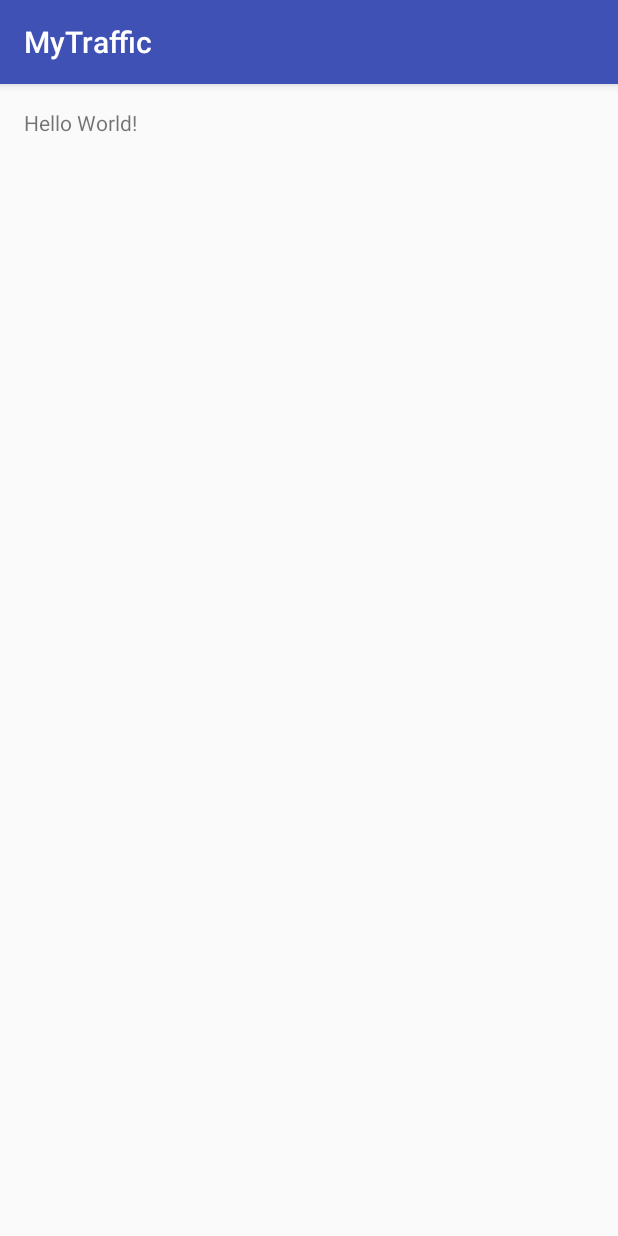
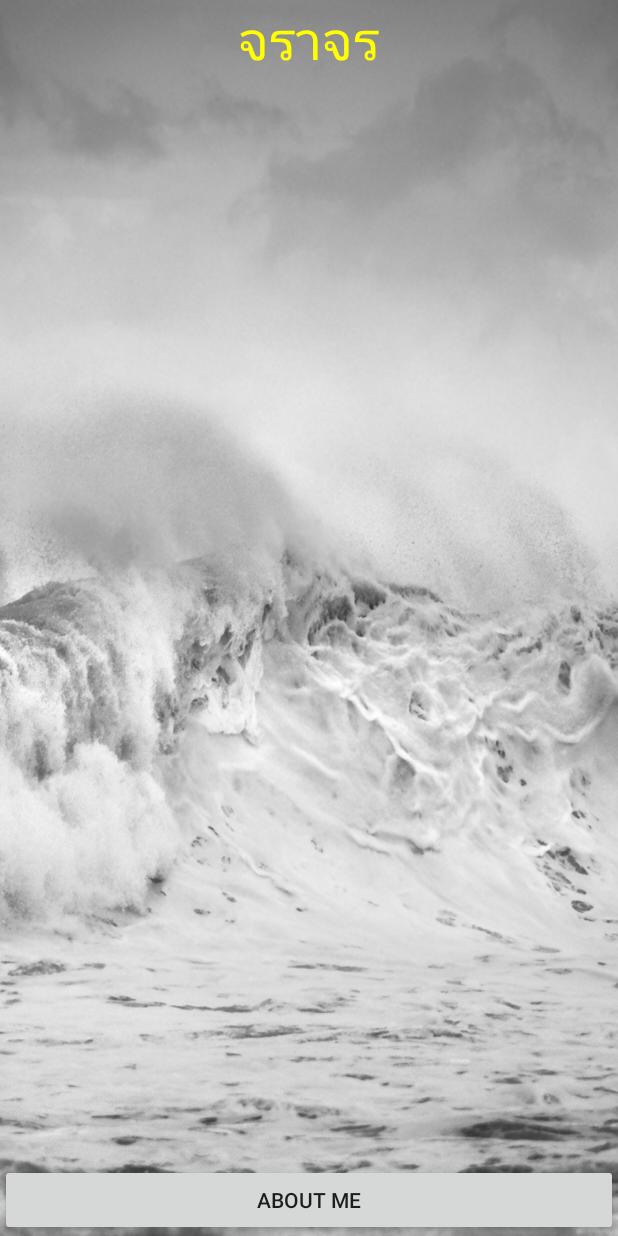
Before and after one commit to GMakeRich/MyTraffice_21Dec15, an Android app: the screen it shows after launch (MainActivity), on a phone screen of 412 x 824 dp. Run offline under Robolectric (Android 15) with nearby library versions, the phone set to English and light mode, and no system bars.

Commit message:
ออกแบบ UI เสร็จแล้ว

```diff
--- a/app/src/main/res/layout/activity_main.xml
+++ b/app/src/main/res/layout/activity_main.xml
@@ -3,14 +3,32 @@
     xmlns:tools="http://schemas.android.com/tools"
     android:layout_width="match_parent"
     android:layout_height="match_parent"
-    android:paddingBottom="@dimen/activity_vertical_margin"
-    android:paddingLeft="@dimen/activity_horizontal_margin"
-    android:paddingRight="@dimen/activity_horizontal_margin"
-    android:paddingTop="@dimen/activity_vertical_margin"
-    tools:context="uih.chalermpol_k.mytraffic.MainActivity">
+    tools:context="uih.chalermpol_k.mytraffic.MainActivity"
+    android:background="@drawable/wall3">
 
     <TextView
         android:layout_width="wrap_content"
         android:layout_height="wrap_content"
-        android:text="Hello World!" />
+        android:text="@string/top"
+        android:id="@+id/textView"
+        android:textSize="@dimen/h1"
+        android:textIsSelectable="false"
+        android:layout_centerHorizontal="true"
+        android:textColor="@color/text" />
+
+    <Button
+        android:layout_width="match_parent"
+        android:layout_height="wrap_content"
+        android:text="ABOUT ME"
+        android:id="@+id/button"
+        android:layout_alignParentBottom="true" />
+
+    <ListView
+        android:layout_width="wrap_content"
+        android:layout_height="wrap_content"
+        android:id="@+id/listView"
+        android:layout_below="@+id/textView"
+        android:layout_centerHorizontal="true"
+        android:layout_margin="20dp"
+        android:background="#64ffffff" />
 </RelativeLayout>
--- a/app/src/main/res/values/colors.xml
+++ b/app/src/main/res/values/colors.xml
@@ -3,4 +3,6 @@
     <color name="colorPrimary">#3F51B5</color>
     <color name="colorPrimaryDark">#303F9F</color>
     <color name="colorAccent">#FF4081</color>
+
+    <color name="text">#ffff00</color>
 </resources>
--- a/app/src/main/res/values/dimens.xml
+++ b/app/src/main/res/values/dimens.xml
@@ -2,4 +2,13 @@
     <!-- Default screen margins, per the Android Design guidelines. -->
     <dimen name="activity_horizontal_margin">16dp</dimen>
     <dimen name="activity_vertical_margin">16dp</dimen>
+    <dimen name="h1">35sp</dimen>
+
+
+
+
+
+
+
+
 </resources>
--- a/app/src/main/res/values/strings.xml
+++ b/app/src/main/res/values/strings.xml
@@ -1,3 +1,7 @@
 <resources>
     <string name="app_name">MyTraffic</string>
+
+
+    <string name="top">จราจร</string>
+
 </resources>
--- a/app/src/main/res/values/styles.xml
+++ b/app/src/main/res/values/styles.xml
@@ -1,7 +1,7 @@
 <resources>
 
     <!-- Base application theme. -->
-    <style name="AppTheme" parent="Theme.AppCompat.Light.DarkActionBar">
+    <style name="AppTheme" parent="Theme.AppCompat.Light.NoActionBar">
         <!-- Customize your theme here. -->
         <item name="colorPrimary">@color/colorPrimary</item>
         <item name="colorPrimaryDark">@color/colorPrimaryDark</item>
```
Also changed, not shown: app/src/main/res/drawable/bg100.png (added), app/src/main/res/drawable/wall3.png (added).
